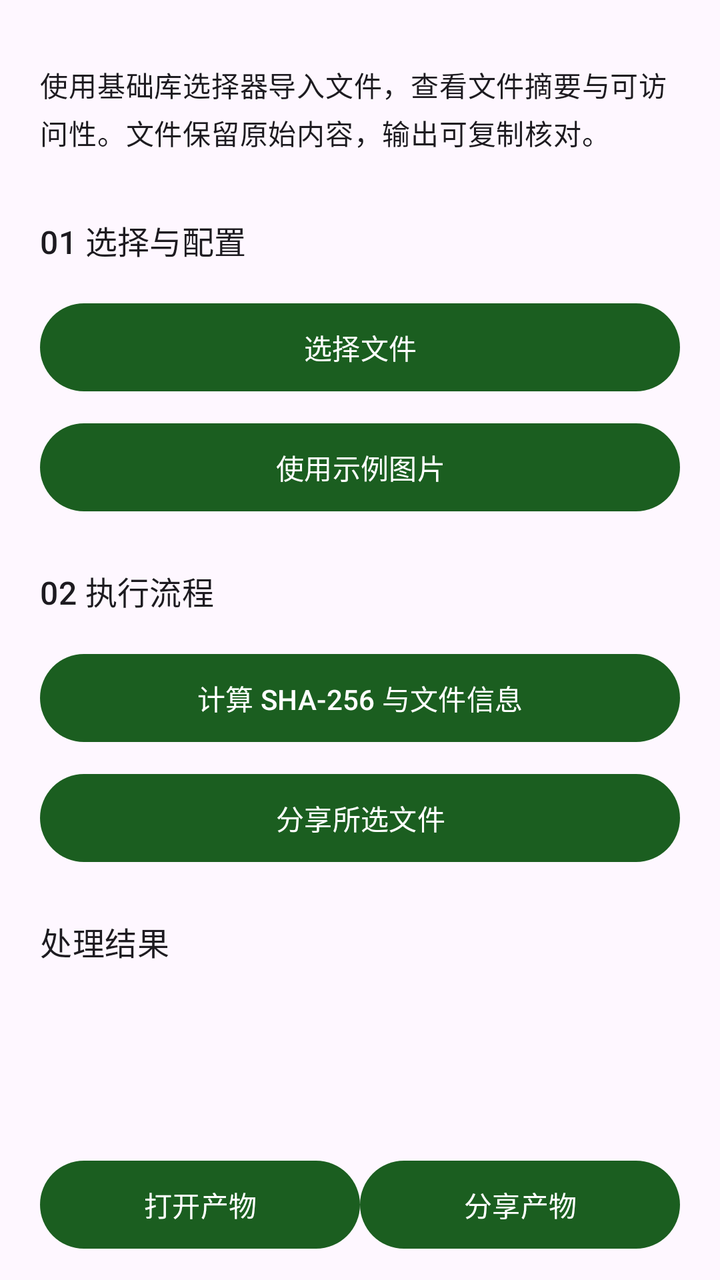
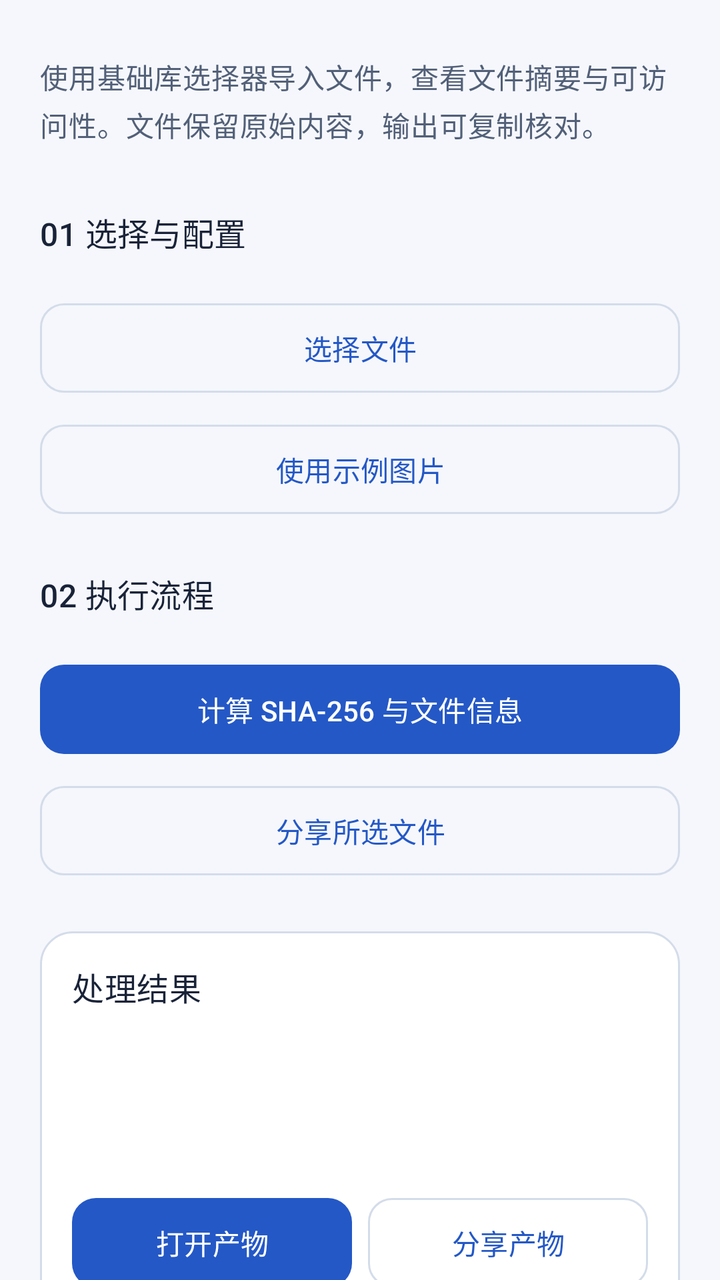

Two renders of the same Android screen: before a commit and after it. Below are the layout's source before the change and the commit's diff.
<!-- AndroidManifest.xml: another module's application theme Theme.DevLib -->
<!-- res/layout/demo_utils.xml -->
<?xml version='1.0' encoding='utf-8'?>
<ScrollView xmlns:android="http://schemas.android.com/apk/res/android" android:layout_width="match_parent" android:layout_height="match_parent" android:fillViewport="true" android:scrollbars="none" android:clipToPadding="false">
    <LinearLayout style="@style/Demo.Page">
        <TextView style="@style/Demo.Label" android:text="@string/demo_utils_intro" />
        <TextView style="@style/Demo.Heading" android:text="@string/demo_utils_input" />
        <com.google.android.material.button.MaterialButton android:id="@+id/choose" style="@style/Demo.Button" android:text="@string/demo_choose" />
        <com.google.android.material.button.MaterialButton android:id="@+id/sample" style="@style/Demo.Button" android:text="@string/demo_sample" />
        <TextView style="@style/Demo.Heading" android:text="@string/demo_utils_execute" />
        <com.google.android.material.button.MaterialButton android:id="@+id/digest" style="@style/Demo.Button" android:text="@string/demo_utils_digest" />
        <com.google.android.material.button.MaterialButton android:id="@+id/share" style="@style/Demo.Button" android:text="@string/demo_utils_share" />
        <include android:id="@+id/result" layout="@layout/demo_output" />
    </LinearLayout>
</ScrollView>
<!-- res/layout/demo_output.xml (included above) -->
<?xml version='1.0' encoding='utf-8'?>
<LinearLayout xmlns:android="http://schemas.android.com/apk/res/android" style="@style/Demo.Page" android:padding="0dp">
    <TextView style="@style/Demo.Heading" android:text="@string/demo_output" />
    <TextView android:id="@+id/inputs" style="@style/Demo.Label" android:textIsSelectable="true" />
    <ImageView android:id="@+id/inputPreview" android:layout_width="match_parent" android:layout_height="200dp" android:scaleType="fitCenter" android:contentDescription="@string/workspace_original" android:visibility="gone" />
    <ProgressBar android:id="@+id/progress" style="?android:attr/progressBarStyleHorizontal" android:layout_width="match_parent" android:layout_height="wrap_content" android:visibility="gone" />
    <TextView android:id="@+id/message" style="@style/Demo.Label" android:textIsSelectable="true" />
    <ImageView android:id="@+id/preview" android:layout_width="match_parent" android:layout_height="wrap_content" android:adjustViewBounds="true" android:maxHeight="360dp" android:contentDescription="@string/demo_preview" android:visibility="gone" />
    <com.google.android.material.button.MaterialButton android:id="@+id/cancel" style="@style/Demo.Button" android:text="@string/demo_cancel" android:visibility="gone" />
    <LinearLayout android:layout_width="match_parent" android:layout_height="wrap_content" android:orientation="horizontal">
        <com.google.android.material.button.MaterialButton android:id="@+id/open" style="@style/Demo.Button" android:layout_width="0dp" android:layout_weight="1" android:text="@string/demo_open" />
        <com.google.android.material.button.MaterialButton android:id="@+id/share" style="@style/Demo.Button" android:layout_width="0dp" android:layout_weight="1" android:text="@string/demo_share" />
    </LinearLayout>
    <com.google.android.material.button.MaterialButton android:id="@+id/save" style="@style/Demo.Button" android:text="@string/workspace_save" />
    <com.google.android.material.button.MaterialButton android:id="@+id/continueWith" style="@style/Demo.Button" android:text="@string/workspace_continue" />
</LinearLayout>
<!-- resources referenced by this layout -->
<resources>
  <style name="Demo.Button" parent="">
          <item name="android:layout_width">match_parent</item>
          <item name="android:layout_height">wrap_content</item>
          <item name="android:minHeight">52dp</item>
          <item name="android:layout_marginTop">8dp</item>
      </style>
  <style name="Demo.Heading" parent="Demo.Label">
          <item name="android:textAppearance">?attr/textAppearanceTitleMedium</item>
          <item name="android:layout_marginTop">24dp</item>
      </style>
  <style name="Demo.Label" parent="">
          <item name="android:layout_width">match_parent</item>
          <item name="android:layout_height">wrap_content</item>
          <item name="android:textAppearance">?attr/textAppearanceBodyMedium</item>
          <item name="android:layout_marginTop">12dp</item>
          <item name="android:layout_marginBottom">8dp</item>
      </style>
  <style name="Demo.Page" parent="">
          <item name="android:orientation">vertical</item>
          <item name="android:padding">20dp</item>
          <item name="android:layout_width">match_parent</item>
          <item name="android:layout_height">wrap_content</item>
      </style>
  <style name="Theme.DevLib" parent="Theme.Material3.DayNight.NoActionBar">
          <item name="colorPrimary">@color/primary</item>
          <item name="colorOnPrimary">@color/on_primary</item>
          <item name="android:statusBarColor">@android:color/transparent</item>
          <item name="android:navigationBarColor">@android:color/transparent</item>
          <item name="android:windowLightStatusBar">true</item>
          <item name="android:windowLightNavigationBar">true</item>
          <item name="android:enforceNavigationBarContrast">false</item>
      </style>
  <color name="primary">#1B5E20</color>
  <color name="on_primary">#FFFFFF</color>
  <!-- unchanged entries left out for length: 15 -->
</resources>

<!-- the commit's change to res/layout/demo_utils.xml (unified diff, before → after) -->
@@ -6,24 +6,24 @@
         <com.google.android.material.button.MaterialButton android:id="@+id/choose" style="@style/Demo.Button" android:text="@string/demo_choose" />
         <com.google.android.material.button.MaterialButton android:id="@+id/sample" style="@style/Demo.Button" android:text="@string/demo_sample" />
         <TextView style="@style/Demo.Heading" android:text="@string/demo_utils_execute" />
-        <com.google.android.material.button.MaterialButton android:id="@+id/digest" style="@style/Demo.Button" android:text="@string/demo_utils_digest" />
+        <com.google.android.material.button.MaterialButton android:id="@+id/digest" style="@style/Demo.Button.Primary" android:text="@string/demo_utils_digest" />
         <com.google.android.material.button.MaterialButton android:id="@+id/share" style="@style/Demo.Button" android:text="@string/demo_utils_share" />
         <include android:id="@+id/result" layout="@layout/demo_output" />
     </LinearLayout>
 </ScrollView>
 <!-- res/layout/demo_output.xml (included above) -->
 <?xml version='1.0' encoding='utf-8'?>
-<LinearLayout xmlns:android="http://schemas.android.com/apk/res/android" style="@style/Demo.Page" android:padding="0dp">
-    <TextView style="@style/Demo.Heading" android:text="@string/demo_output" />
+<LinearLayout xmlns:android="http://schemas.android.com/apk/res/android" style="@style/Demo.Page" android:padding="16dp" android:layout_marginTop="24dp" android:background="@drawable/demo_result_surface">
+    <TextView style="@style/Demo.Heading" android:layout_marginTop="0dp" android:text="@string/demo_output" />
     <TextView android:id="@+id/inputs" style="@style/Demo.Label" android:textIsSelectable="true" />
     <ImageView android:id="@+id/inputPreview" android:layout_width="match_parent" android:layout_height="200dp" android:scaleType="fitCenter" android:contentDescription="@string/workspace_original" android:visibility="gone" />
     <ProgressBar android:id="@+id/progress" style="?android:attr/progressBarStyleHorizontal" android:layout_width="match_parent" android:layout_height="wrap_content" android:visibility="gone" />
-    <TextView android:id="@+id/message" style="@style/Demo.Label" android:textIsSelectable="true" />
+    <TextView android:id="@+id/message" style="@style/Demo.Label" android:accessibilityLiveRegion="polite" android:textIsSelectable="true" />
     <ImageView android:id="@+id/preview" android:layout_width="match_parent" android:layout_height="wrap_content" android:adjustViewBounds="true" android:maxHeight="360dp" android:contentDescription="@string/demo_preview" android:visibility="gone" />
-    <com.google.android.material.button.MaterialButton android:id="@+id/cancel" style="@style/Demo.Button" android:text="@string/demo_cancel" android:visibility="gone" />
+    <com.google.android.material.button.MaterialButton android:id="@+id/cancel" style="@style/Demo.Button.Danger" android:text="@string/demo_cancel" android:visibility="gone" />
     <LinearLayout android:layout_width="match_parent" android:layout_height="wrap_content" android:orientation="horizontal">
-        <com.google.android.material.button.MaterialButton android:id="@+id/open" style="@style/Demo.Button" android:layout_width="0dp" android:layout_weight="1" android:text="@string/demo_open" />
-        <com.google.android.material.button.MaterialButton android:id="@+id/share" style="@style/Demo.Button" android:layout_width="0dp" android:layout_weight="1" android:text="@string/demo_share" />
+        <com.google.android.material.button.MaterialButton android:id="@+id/open" style="@style/Demo.Button.Primary" android:layout_marginEnd="4dp" android:layout_width="0dp" android:layout_weight="1" android:text="@string/demo_open" />
+        <com.google.android.material.button.MaterialButton android:id="@+id/share" style="@style/Demo.Button" android:layout_marginStart="4dp" android:layout_width="0dp" android:layout_weight="1" android:text="@string/demo_share" />
     </LinearLayout>
     <com.google.android.material.button.MaterialButton android:id="@+id/save" style="@style/Demo.Button" android:text="@string/workspace_save" />
     <com.google.android.material.button.MaterialButton android:id="@+id/continueWith" style="@style/Demo.Button" android:text="@string/workspace_continue" />
<!-- resource entries referenced after the edit -->
@@ -1,39 +1,124 @@
 <!-- resources referenced by this layout -->
 <resources>
-  <style name="Demo.Button" parent="">
+  <!-- drawable demo_result_surface (drawable) -->
+  <shape xmlns:android="http://schemas.android.com/apk/res/android" android:shape="rectangle">
+      <solid android:color="@color/dev_surface_card" />
+      <corners android:radius="16dp" />
+      <stroke android:width="1dp" android:color="@color/dev_outline_variant" />
+  </shape>
+  <style name="Demo.Button" parent="Widget.Material3.Button.OutlinedButton">
           <item name="android:layout_width">match_parent</item>
           <item name="android:layout_height">wrap_content</item>
-          <item name="android:minHeight">52dp</item>
+          <item name="android:minHeight">48dp</item>
+          <item name="android:minWidth">0dp</item>
           <item name="android:layout_marginTop">8dp</item>
+          <item name="android:textAllCaps">false</item>
+          <item name="cornerRadius">12dp</item>
+          <item name="strokeColor">@color/dev_outline_variant</item>
+          <item name="android:paddingTop">12dp</item>
+          <item name="android:paddingBottom">12dp</item>
+      </style>
+  <style name="Demo.Button.Danger" parent="Demo.Button">
+          <item name="android:textColor">@color/dev_error</item>
+      </style>
+  <style name="Demo.Button.Primary" parent="Widget.Material3.Button">
+          <item name="android:layout_width">match_parent</item>
+          <item name="android:layout_height">wrap_content</item>
+          <item name="android:minHeight">48dp</item>
+          <item name="android:minWidth">0dp</item>
+          <item name="android:layout_marginTop">8dp</item>
+          <item name="android:textAllCaps">false</item>
+          <item name="cornerRadius">12dp</item>
+          <item name="android:paddingTop">12dp</item>
+          <item name="android:paddingBottom">12dp</item>
       </style>
   <style name="Demo.Heading" parent="Demo.Label">
           <item name="android:textAppearance">?attr/textAppearanceTitleMedium</item>
+          <item name="android:textColor">@color/feature_res_on_surface</item>
           <item name="android:layout_marginTop">24dp</item>
+          <item name="android:layout_marginBottom">12dp</item>
+          <item name="android:accessibilityHeading">true</item>
       </style>
   <style name="Demo.Label" parent="">
           <item name="android:layout_width">match_parent</item>
           <item name="android:layout_height">wrap_content</item>
           <item name="android:textAppearance">?attr/textAppearanceBodyMedium</item>
-          <item name="android:layout_marginTop">12dp</item>
+          <item name="android:textColor">@color/dev_on_surface_variant</item>
+          <item name="android:lineSpacingExtra">3dp</item>
+          <item name="android:layout_marginTop">8dp</item>
           <item name="android:layout_marginBottom">8dp</item>
       </style>
   <style name="Demo.Page" parent="">
           <item name="android:orientation">vertical</item>
           <item name="android:padding">20dp</item>
+          <item name="android:paddingBottom">32dp</item>
           <item name="android:layout_width">match_parent</item>
           <item name="android:layout_height">wrap_content</item>
       </style>
   <style name="Theme.DevLib" parent="Theme.Material3.DayNight.NoActionBar">
-          <item name="colorPrimary">@color/primary</item>
-          <item name="colorOnPrimary">@color/on_primary</item>
+          <item name="colorPrimary">@color/dev_primary</item>
+          <item name="colorOnPrimary">@color/dev_on_primary</item>
+          <item name="colorPrimaryContainer">@color/dev_primary_container</item>
+          <item name="colorOnPrimaryContainer">@color/dev_on_primary_container</item>
+          <item name="colorSecondary">@color/dev_secondary</item>
+          <item name="colorOnSecondary">@color/dev_on_secondary</item>
+          <item name="colorSecondaryContainer">@color/dev_secondary_container</item>
+          <item name="colorOnSecondaryContainer">@color/dev_on_secondary_container</item>
+          <item name="colorTertiary">@color/dev_secondary</item>
+          <item name="colorOnTertiary">@color/dev_on_secondary</item>
+          <item name="colorTertiaryContainer">@color/dev_secondary_container</item>
+          <item name="colorOnTertiaryContainer">@color/dev_on_secondary_container</item>
+          <item name="android:colorBackground">@color/feature_res_surface</item>
+          <item name="android:windowBackground">@color/feature_res_surface</item>
+          <item name="colorOnBackground">@color/feature_res_on_surface</item>
+          <item name="colorSurface">@color/dev_surface_card</item>
+          <item name="colorOnSurface">@color/feature_res_on_surface</item>
+          <item name="colorSurfaceVariant">@color/dev_surface_variant</item>
+          <item name="colorOnSurfaceVariant">@color/dev_on_surface_variant</item>
+          <item name="colorSurfaceContainer">@color/dev_surface_card</item>
+          <item name="colorSurfaceContainerLow">@color/dev_surface_card</item>
+          <item name="colorSurfaceContainerHigh">@color/dev_surface_variant</item>
+          <item name="colorOutline">@color/dev_outline</item>
+          <item name="colorOutlineVariant">@color/dev_outline_variant</item>
+          <item name="colorError">@color/dev_error</item>
+          <item name="colorOnError">@color/dev_on_error</item>
+          <item name="colorErrorContainer">@color/dev_error_container</item>
+          <item name="colorOnErrorContainer">@color/dev_on_error_container</item>
+          <item name="textInputStyle">@style/Demo.TextInputLayout</item>
+          <item name="materialButtonStyle">@style/Demo.Button.Primary</item>
+          
+          <item name="android:windowLightStatusBar">@bool/dev_light_system_bars</item>
+          <item name="android:windowLightNavigationBar">@bool/dev_light_system_bars</item>
           <item name="android:statusBarColor">@android:color/transparent</item>
           <item name="android:navigationBarColor">@android:color/transparent</item>
-          <item name="android:windowLightStatusBar">true</item>
-          <item name="android:windowLightNavigationBar">true</item>
-          <item name="android:enforceNavigationBarContrast">false</item>
       </style>
-  <color name="primary">#1B5E20</color>
-  <color name="on_primary">#FFFFFF</color>
+  <color name="dev_surface_card">#FFFFFF</color>
+  <color name="dev_outline_variant">#D4DCE9</color>
+  <color name="dev_error">#B3261E</color>
+  <color name="feature_res_on_surface">#192338</color>
+  <color name="dev_on_surface_variant">#526078</color>
+  <color name="dev_primary">#2458C6</color>
+  <color name="dev_on_primary">#FFFFFF</color>
+  <color name="dev_primary_container">#DFE8FF</color>
+  <color name="dev_on_primary_container">#163567</color>
+  <color name="dev_secondary">#146C70</color>
+  <color name="dev_on_secondary">#FFFFFF</color>
+  <color name="dev_secondary_container">#D8F1F0</color>
+  <color name="dev_on_secondary_container">#124F53</color>
+  <color name="feature_res_surface">#F5F7FC</color>
+  <color name="dev_surface_variant">#E9EDF5</color>
+  <color name="dev_outline">#738098</color>
+  <color name="dev_on_error">#FFFFFF</color>
+  <color name="dev_error_container">#FCE3DF</color>
+  <color name="dev_on_error_container">#761F19</color>
+  <style name="Demo.TextInputLayout" parent="Widget.Material3.TextInputLayout.OutlinedBox">
+          <item name="android:layout_marginTop">12dp</item>
+          <item name="boxCornerRadiusTopStart">12dp</item>
+          <item name="boxCornerRadiusTopEnd">12dp</item>
+          <item name="boxCornerRadiusBottomStart">12dp</item>
+          <item name="boxCornerRadiusBottomEnd">12dp</item>
+          <item name="boxBackgroundColor">@color/dev_surface_card</item>
+      </style>
   <!-- unchanged entries left out for length: 15 -->
 </resources>
 
